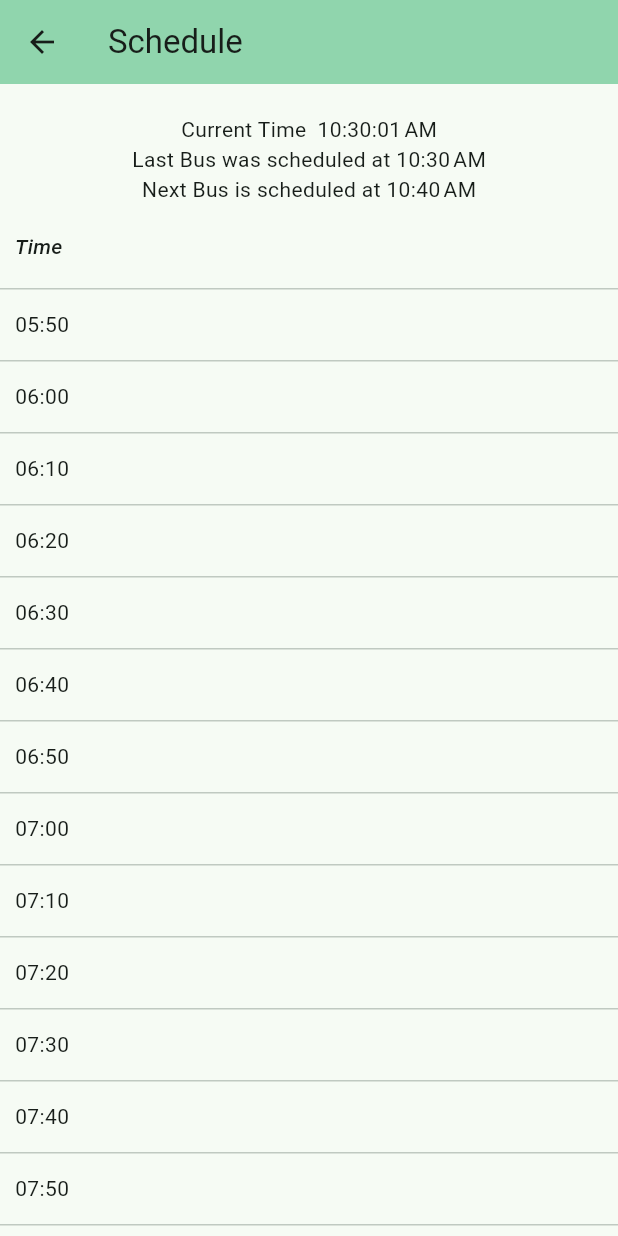
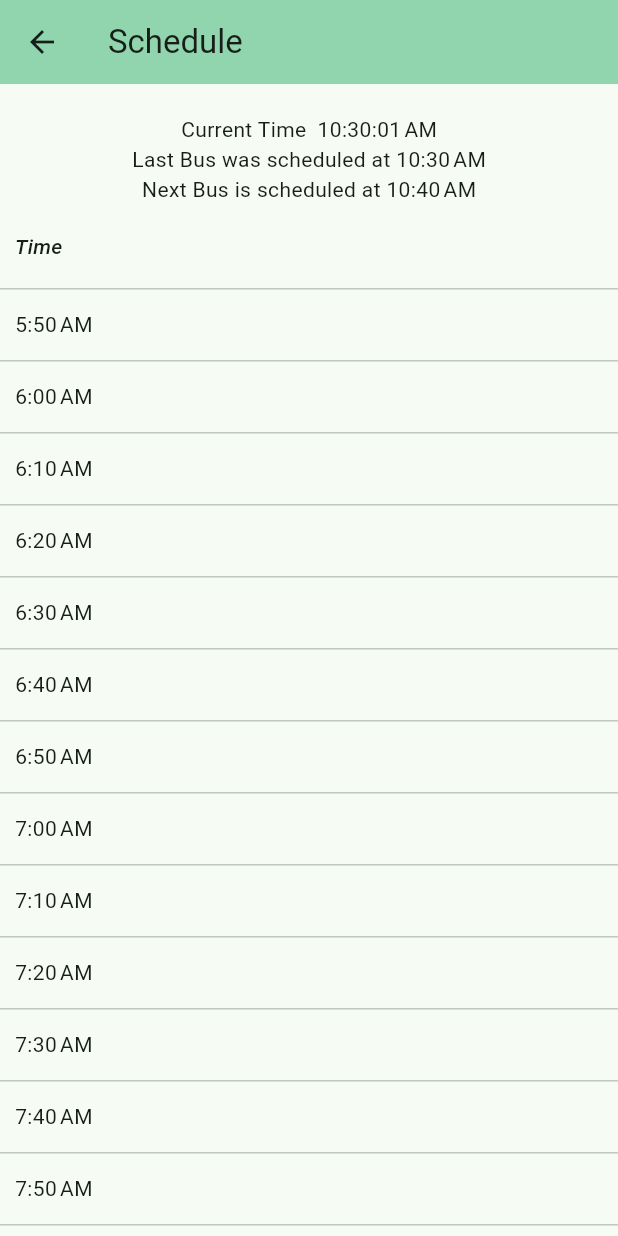
Before and after one commit to abyshekhar/city_connect, a Flutter app: the screen it shows after launch, after a tap on "Epic -> Hub", on a phone screen of 412 x 824 dp. Run offline on Flutter 3.47's test engine with Material 3 defaults, Android fonts, the phone set to English and light mode, and no system bars.

Commit message:
Datetime format related changes

```diff
--- a/lib/data/routes.dart
+++ b/lib/data/routes.dart
@@ -1,7 +1,12 @@
 import 'package:city_connect/models/routes.dart';
 
 const routes = [
-  Routes(1, 'Epic -> Hub', 'epic', 'hub', [
+  Routes(
+      1,
+      'Epic -> Hub',
+      'epic',
+      'hub',
+      [
         '05:50',
         '06:00',
         '06:10',
@@ -108,8 +113,15 @@ const routes = [
         '23:00',
         '23:10',
         '23:20'
-  ]),
-  Routes(2, 'Hub -> Epic', 'hub', 'epic', [
+      ],
+      [],
+      false),
+  Routes(
+      2,
+      'Hub -> Epic',
+      'hub',
+      'epic',
+      [
         '06:05',
         '06:15',
         '06:25',
@@ -216,8 +228,15 @@ const routes = [
         '23:15',
         '23:25',
         '23:35'
-  ]),
-  Routes(3, 'Hub -> Xperia', 'hub', 'xperia', [
+      ],
+      [],
+      false),
+  Routes(
+      3,
+      'Hub -> Xperia',
+      'hub',
+      'xperia',
+      [
         '06:15',
         '06:30',
         '06:45',
@@ -282,8 +301,15 @@ const routes = [
         '21:30',
         '21:45',
         '22:00'
-  ]),
-  Routes(4, 'Xperia -> Hub', 'xperia', 'hub', [
+      ],
+      [],
+      false),
+  Routes(
+      4,
+      'Xperia -> Hub',
+      'xperia',
+      'hub',
+      [
         '06:45',
         '07:00',
         '07:15',
@@ -348,8 +374,15 @@ const routes = [
         '22:00',
         '22:15',
         '22:30'
-  ]),
-  Routes(5, 'Hub -> Dombivli', 'hub', 'dombivli', [
+      ],
+      [],
+      false),
+  Routes(
+      5,
+      'Hub -> Dombivli',
+      'hub',
+      'dombivli',
+      [
         '06:05',
         '06:15',
         '06:30',
@@ -404,8 +437,31 @@ const routes = [
         '21:45',
         '22:00',
         '22:15',
-  ]),
-  Routes(6, 'Dombivli -> Hub', 'dombivli', 'hub', [
+      ],
+      [
+        '07:30',
+        '08:30',
+        '09:30',
+        '10:30',
+        '11:30',
+        '12:30',
+        '13:30',
+        '14:30',
+        '15:30',
+        '16:30',
+        '17:30',
+        '18:30',
+        '19:30',
+        '20:30',
+        '21:30'
+      ],
+      true),
+  Routes(
+      6,
+      'Dombivli -> Hub',
+      'dombivli',
+      'hub',
+      [
         '06:50',
         '07:00',
         '07:15',
@@ -460,5 +516,23 @@ const routes = [
         '22:30',
         '22:45',
         '23:00'
-  ])
+      ],
+      [
+        '08:15',
+        '09:15',
+        '10:15',
+        '11:15',
+        '12:15',
+        '13:15',
+        '14:15',
+        '15:15',
+        '16:15',
+        '17:15',
+        '18:15',
+        '19:15',
+        '20:15',
+        '21:15',
+        '22:15'
+      ],
+      true)
 ];
--- a/lib/models/routes.dart
+++ b/lib/models/routes.dart
@@ -4,6 +4,8 @@ class Routes {
   final String from;
   final String to;
   final List<String> timings;
- const Routes(this.id,this.displayText,this.from, this.to, this.timings);
+  final List<String> holidayTimings;
+  final bool isHolidayApplicable;
+ const Routes(this.id,this.displayText,this.from, this.to, this.timings,this.holidayTimings,this.isHolidayApplicable);
 
 }
--- a/lib/route_schedule.dart
+++ b/lib/route_schedule.dart
@@ -3,15 +3,27 @@ import 'package:flutter/material.dart';
 import 'package:city_connect/data/routes.dart';
 import 'package:intl/intl.dart';
 
+bool isHoliday = false;
+
 class RouteSchedule extends StatelessWidget {
-  RouteSchedule(this.id, {super.key});
+ const RouteSchedule(this.id, {super.key});
   final int id;
-  String beforeTimeString = "";
-  String afterTimeString =" ";
+
   @override
   Widget build(BuildContext context) {
-    final List<String> timeList =
-        routes.firstWhere((element) => element.id == id).timings;
+    String beforeTimeString = "";
+    String afterTimeString = " ";
+    // Get the current date
+    DateTime now = DateTime.now();
+
+    // Check if the current date is Sunday (weekday value of 7 in Dart)
+    if (now.weekday == DateTime.sunday) {
+      isHoliday = true;
+    }
+    final List<String> timeList = isHoliday &
+            routes.firstWhere((element) => element.id == id).isHolidayApplicable
+        ? routes.firstWhere((element) => element.id == id).holidayTimings
+        : routes.firstWhere((element) => element.id == id).timings;
     // Function to parse time string to DateTime
     DateTime parseTime(String time) {
       List<String> parts = time.split(":");
@@ -22,14 +34,11 @@ class RouteSchedule extends StatelessWidget {
     }
 
 // Function to format DateTime to time string
-    String formatTime(DateTime time) {
-      String hour = time.hour.toString().padLeft(2, '0');
-      String minute = time.minute.toString().padLeft(2, '0');
-      return "$hour:$minute";
-    }
-
-    // Get the current time
-    DateTime now = DateTime.now();
+    // String formatTime(DateTime time) {
+    //   String hour = time.hour.toString().padLeft(2, '0');
+    //   String minute = time.minute.toString().padLeft(2, '0');
+    //   return "$hour:$minute";
+    // }
 
     // Format the current time to hh:mm format
     String targetTime = DateFormat.Hm().format(now);
@@ -53,11 +62,9 @@ class RouteSchedule extends StatelessWidget {
       DateTime afterTime = dateTimeList[index];
 
       // Format the times back to hh:mm format
-      beforeTimeString =DateFormat.jm().format(beforeTime);
+      beforeTimeString = DateFormat.jm().format(beforeTime);
       afterTimeString = DateFormat.jm().format(afterTime);
-
-    } else {
-    }
+    } else {}
     return Scaffold(
       appBar: AppBar(
         backgroundColor: Theme.of(context).colorScheme.inversePrimary,
@@ -68,7 +75,6 @@ class RouteSchedule extends StatelessWidget {
           const Clock(),
           Text("Last Bus was scheduled at $beforeTimeString"),
           Text("Next Bus is scheduled at $afterTimeString"),
-
           Expanded(
             child: SingleChildScrollView(
               scrollDirection: Axis.vertical,
@@ -91,7 +97,7 @@ class RouteSchedule extends StatelessWidget {
                       .map(
                         (e) => DataRow(
                           cells: <DataCell>[
-                            DataCell(Text(e)),
+                            DataCell(Text(DateFormat.jm().format(parseTime(e)).toString())),
                           ],
                         ),
                       )
```
Lines whose indentation alone changed are shown as unchanged.
